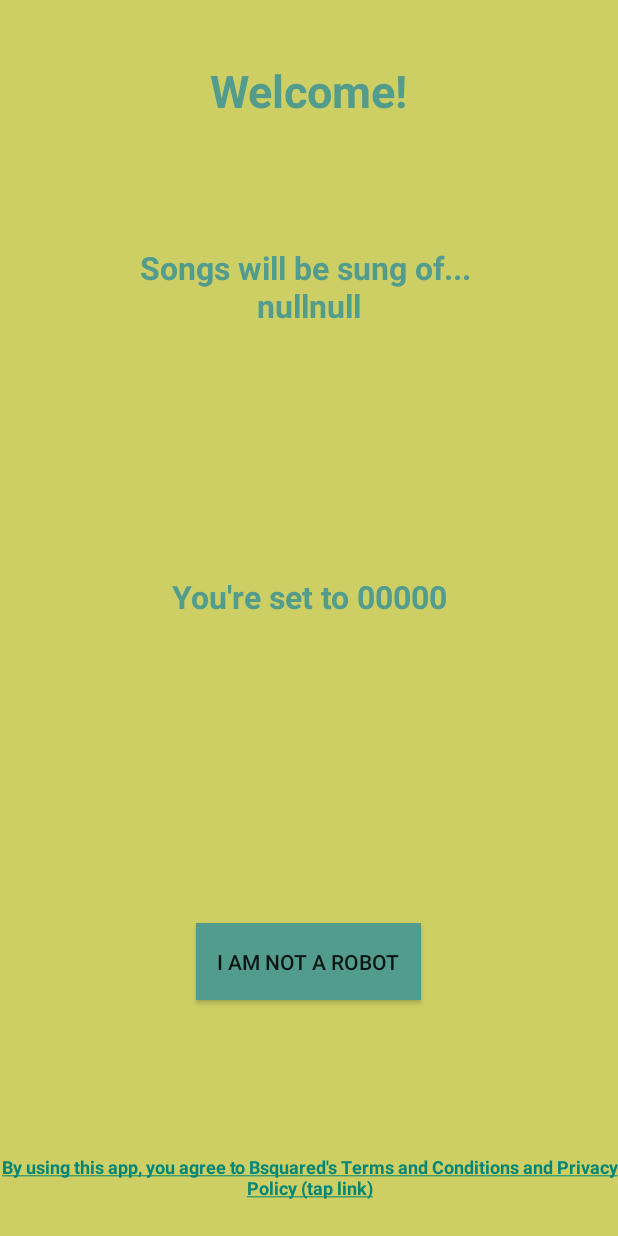
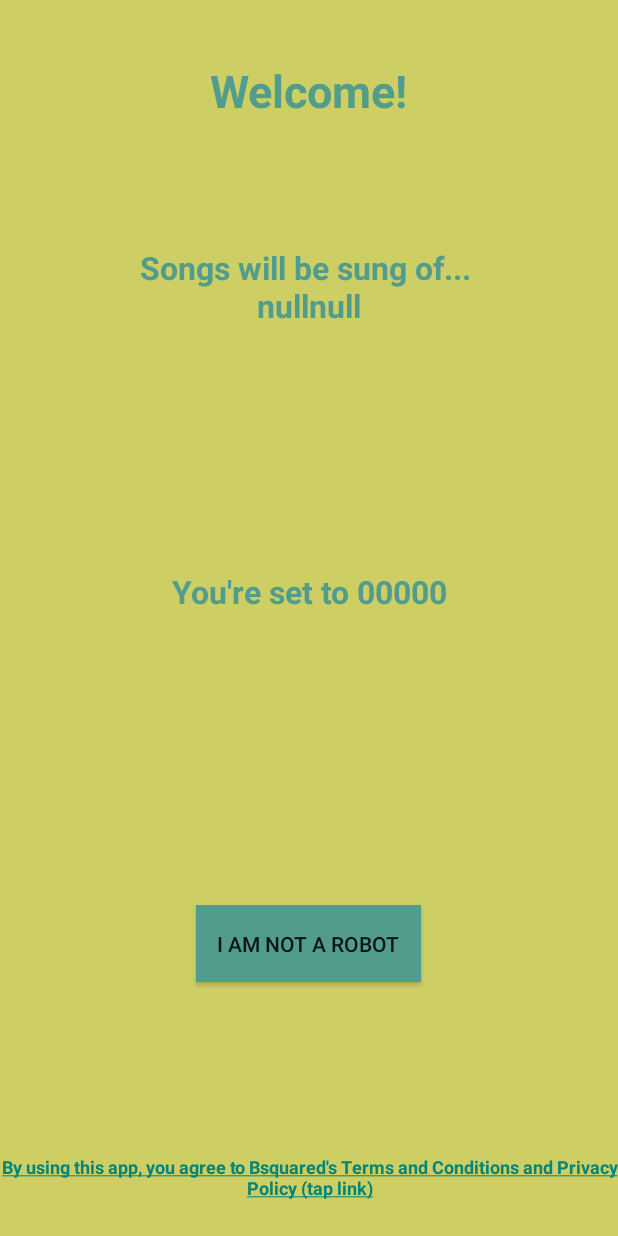
Before and after one commit to michaelni1/bsq_app, an Android app: the MainActivity screen opened directly, with no data from a screen before it, after a tap on "AUTO DETECT LOCATION", on a phone screen of 412 x 824 dp. Run offline under Robolectric (Android 15) with nearby library versions, the phone set to English and light mode, and no system bars; our stand-ins replace Firebase (no records; nobody signed in at launch, a user with empty details on screens opened directly), Volley; 1 other tap on this screen came first.

Commit message:
changed robot button

```diff
--- a/app/src/main/res/layout/captcha.xml
+++ b/app/src/main/res/layout/captcha.xml
@@ -48,11 +48,11 @@
         android:layout_width="150dp"
         android:layout_height="51dp"
         android:layout_centerHorizontal="true"
-        android:layout_marginTop="204dp"
+        android:layout_marginTop="180dp"
         android:layout_marginBottom="137dp"
         android:background="@color/colorPrimary"
+        android:text="@string/i_am_not_a_robot"
         android:visibility="invisible"
-        android:text="@string/i_am_not_a_robot"
         app:layout_constraintBottom_toBottomOf="parent"
         app:layout_constraintEnd_toEndOf="parent"
         app:layout_constraintHorizontal_bias="0.498"
```
